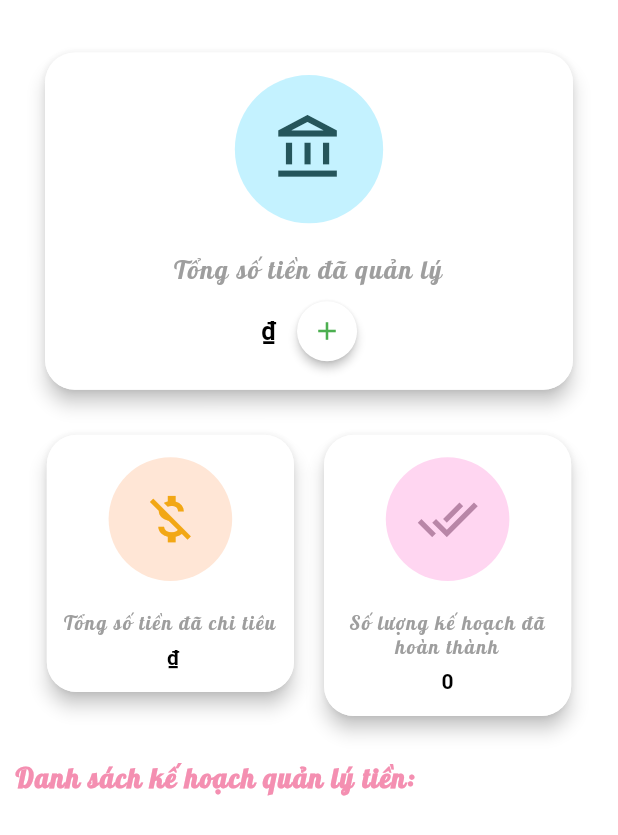
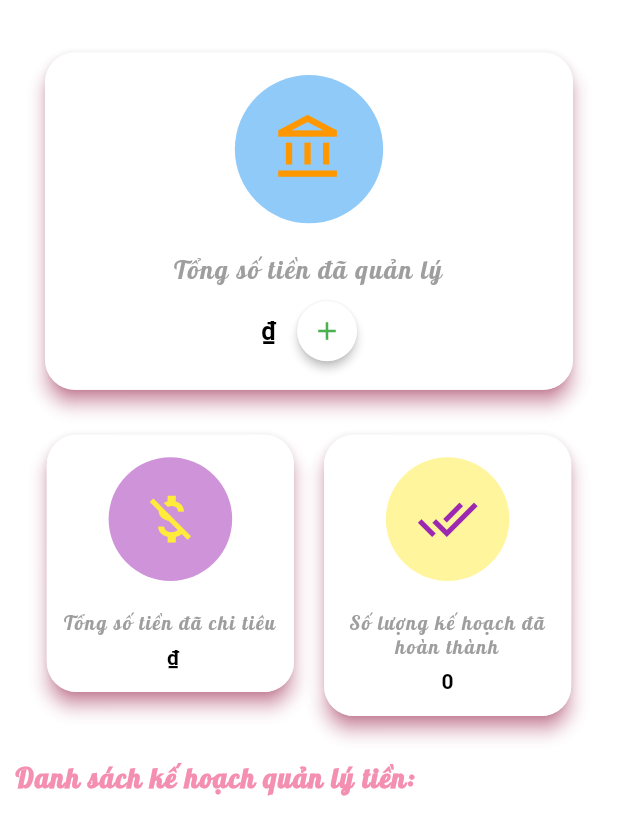
Before and after one commit to leaimy/AppQuanLyChiTieuCaNhan, a Flutter app: the QuanLyTienTatCaTab widget shown alone on an empty page, opened directly, on a phone screen of 412 x 824 dp. Shown: the top 835 px of the screen. Run offline on Flutter 3.47's test engine with Material 2 defaults, Android fonts, the phone set to English and light mode, and no system bars; our stand-ins replace date_time_picker, flutter_calendar_carousel, flutter_local_notifications, font_awesome_flutter, rxdart; network calls fail.

Commit message:
Đồng bộ icon hiển thị 🐱‍👤🐱‍👤🐱‍👤

```diff
--- a/quan_ly_chi_tieu_ca_nhan/lib/components/card_chi_tiet_tiet_kiem.dart
+++ b/quan_ly_chi_tieu_ca_nhan/lib/components/card_chi_tiet_tiet_kiem.dart
@@ -1,5 +1,4 @@
 import 'package:flutter/material.dart';
-import 'package:quan_ly_chi_tieu_ca_nhan/utils/color_picker.dart';
 
 class CardChiTietTietKiem extends StatelessWidget {
   final String tieuDe;
--- a/quan_ly_chi_tieu_ca_nhan/lib/components/rounded_summary_box.dart
+++ b/quan_ly_chi_tieu_ca_nhan/lib/components/rounded_summary_box.dart
@@ -30,6 +30,7 @@ class RoundedSummaryBox extends StatelessWidget {
 
     return Material(
       elevation: 5.0,
+      shadowColor: Colors.pink,
       shape: RoundedRectangleBorder(
         borderRadius: BorderRadius.circular(20.0),
       ),
--- a/quan_ly_chi_tieu_ca_nhan/lib/components/rounded_summary_card.dart
+++ b/quan_ly_chi_tieu_ca_nhan/lib/components/rounded_summary_card.dart
@@ -35,6 +35,7 @@ class RoundedSummaryCard extends StatelessWidget {
       padding: EdgeInsets.symmetric(horizontal: 20.0, vertical: 15.0),
       child: Material(
         elevation: 5.0,
+        shadowColor: Colors.pink,
         shape: RoundedRectangleBorder(
           borderRadius: BorderRadius.circular(20.0),
         ),
--- a/quan_ly_chi_tieu_ca_nhan/lib/screens/quan_ly_tien/quan_ly_tien_chi_tiet_page.dart
+++ b/quan_ly_chi_tieu_ca_nhan/lib/screens/quan_ly_tien/quan_ly_tien_chi_tiet_page.dart
@@ -124,8 +124,8 @@ class _QuanLyTienChiTietPageState extends State<QuanLyTienChiTietPage> {
                 title: 'Số tiền đang quản lý',
                 money: '${currencyFormat.format(thongKe.soTienHienCo)} ₫',
                 icon: Icons.account_balance,
-                iconColor: Colors.green.shade800,
-                iconBgColor: Colors.green.shade200,
+                iconBgColor: Colors.blue[200],
+                iconColor: Colors.orange,
                 titleColor: Colors.purpleAccent,
                 onPressed: () {
                   Navigator.push(context, MaterialPageRoute(
--- a/quan_ly_chi_tieu_ca_nhan/lib/screens/quan_ly_tien/quan_ly_tien_tat_ca_tab.dart
+++ b/quan_ly_chi_tieu_ca_nhan/lib/screens/quan_ly_tien/quan_ly_tien_tat_ca_tab.dart
@@ -66,8 +66,8 @@ class _QuanLyTienTatCaTabState extends State<QuanLyTienTatCaTab> {
             title: 'Tổng số tiền đã quản lý',
             money: '${currencyFormat.format(thongKe.tongSoTienDaQuanLy)} ₫',
             icon: Icons.account_balance_outlined,
-            iconColor: Color(0xFF25555B),
-            iconBgColor: Color(0xFFC4F2FF),
+            iconBgColor: Colors.blue[200],
+            iconColor: Colors.orange,
             onPressed: () {
               showModalBottomSheet(
                 context: context,
@@ -90,16 +90,16 @@ class _QuanLyTienTatCaTabState extends State<QuanLyTienTatCaTab> {
                 money:
                     '${currencyFormat.format(thongKe.tongSoTienDaChiTieu)} ₫',
                 icon: Icons.money_off,
-                iconColor: Color(0xFFF2A715),
-                iconBgColor: Color(0xFFFFE6D6),
+                iconBgColor: Colors.purple[200],
+                iconColor: Colors.yellow,
               ),
               SizedBox(width: 20.0),
               RoundedSummaryBox(
                 title: 'Số lượng kế hoạch đã hoàn thành',
                 money: thongKe.tongSoKeHoachQuanLyDaHoanThanh.toString(),
                 icon: Icons.done_all,
-                iconColor: Color(0xFFB886A7),
-                iconBgColor: Color(0xFFFFD6F1),
+                iconBgColor: Colors.yellow[200],
+                iconColor: Colors.purple,
               ),
             ],
           ),
--- a/quan_ly_chi_tieu_ca_nhan/lib/screens/quan_ly_tiet_kiem/quan_ly_muc_tieu_tiet_kiem_chi_tiet_page.dart
+++ b/quan_ly_chi_tieu_ca_nhan/lib/screens/quan_ly_tiet_kiem/quan_ly_muc_tieu_tiet_kiem_chi_tiet_page.dart
@@ -6,7 +6,6 @@ import 'package:quan_ly_chi_tieu_ca_nhan/api/quan_ly_tiet_kiem_api.dart';
 import 'package:quan_ly_chi_tieu_ca_nhan/components/card_chi_tiet_tiet_kiem.dart';
 import 'package:quan_ly_chi_tieu_ca_nhan/components/circle_date_box.dart';
 import 'package:quan_ly_chi_tieu_ca_nhan/models/chi_tiet_muc_tieu.dart';
-import 'package:quan_ly_chi_tieu_ca_nhan/utils/color_picker.dart';
 
 var ngayBD = new DateTime(2020, 10, 20);
 var ngayKT = new DateTime(2020, 12, 25);
```
